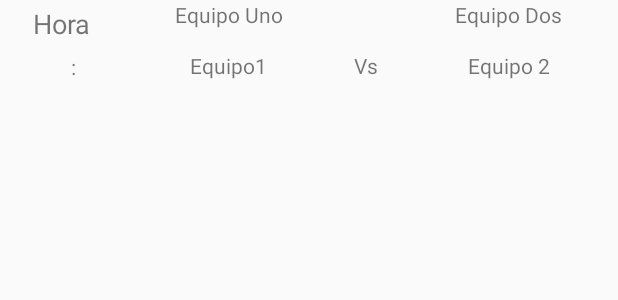
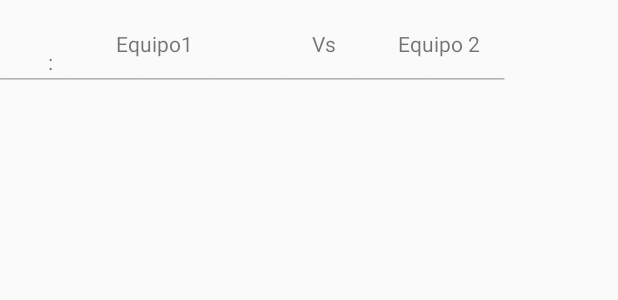
Before and after one commit to klebergue22/PulpoV1, an Android app: the layout partido_item_rv.xml on its own in the app's theme, with its tools: preview values and no code run, on a phone screen of 412 x 824 dp. Shown: the top 300 px of the screen. Run offline under Robolectric (Android 15) with nearby library versions, the phone set to English and light mode, and no system bars.

Commit message:
Se modifica las posiciones y se cambia los id de los componentes graficos del partido para que sea mas claro se elimina el metodo que se encontraba demas en el Singleton

```diff
--- a/app/src/main/java/com/cmc/pulpov1/activities/TabsActivity.java
+++ b/app/src/main/java/com/cmc/pulpov1/activities/TabsActivity.java
@@ -112,7 +112,7 @@ public class TabsActivity extends AppCompatActivity {
 
 
     private void navNuevoEquipo() {
-        Intent intent = new Intent(this, CalendarioActivity.class);
+        Intent intent = new Intent(this, CrearEquipoActivity.class);
         startActivity(intent);
     }
 
--- a/app/src/main/java/com/cmc/pulpov1/adapters/PartidoAdapter.java
+++ b/app/src/main/java/com/cmc/pulpov1/adapters/PartidoAdapter.java
@@ -53,11 +53,11 @@ public class PartidoAdapter extends ArrayAdapter<Partido> {
         Partido partidoActual = partidos.get(position);
         tvEquipo1 = viewItem.findViewById(R.id.txEquipo1);
         tvEquipo1.setText(partidoActual.getEquipoUno());
-        tvEquipo2 = viewItem.findViewById(R.id.tilteE02);
+        tvEquipo2 = viewItem.findViewById(R.id.txEquipo2);
         tvEquipo2.setText(partidoActual.getEquipoDos());
         tvHora=viewItem.findViewById(R.id.tvValorHora);
         tvHora.setText(partidoActual.getHora());
-        tvMinuto=viewItem.findViewById(R.id.tvE1);
+        tvMinuto=viewItem.findViewById(R.id.tvValorMinuto);
         tvMinuto.setText(partidoActual.getMinuto());
         return viewItem;
     }
--- a/app/src/main/java/com/cmc/pulpov1/holder/PartidoHolder.java
+++ b/app/src/main/java/com/cmc/pulpov1/holder/PartidoHolder.java
@@ -22,9 +22,9 @@ public class PartidoHolder extends RecyclerView.ViewHolder implements View.OnCli
     public PartidoHolder(View itemView) {
         super(itemView);
         tvHora = itemView.findViewById(R.id.tvValorHora);
-        tvMinuto = itemView.findViewById(R.id.tvE1);
+        tvMinuto = itemView.findViewById(R.id.tvValorMinuto);
         tvEquipo1 = itemView.findViewById(R.id.txEquipo1);
-        tvEquipo2 = itemView.findViewById(R.id.tilteE02);
+        tvEquipo2 = itemView.findViewById(R.id.txEquipo2);
         itemView.setOnClickListener(this);
     }
 
--- a/app/src/main/res/layout/partido_item_rv.xml
+++ b/app/src/main/res/layout/partido_item_rv.xml
@@ -1,160 +1,116 @@
 <?xml version="1.0" encoding="utf-8"?>
-<android.support.constraint.ConstraintLayout
-    xmlns:android="http://schemas.android.com/apk/res/android"
+<android.support.constraint.ConstraintLayout xmlns:android="http://schemas.android.com/apk/res/android"
     xmlns:app="http://schemas.android.com/apk/res-auto"
     xmlns:tools="http://schemas.android.com/tools"
     android:layout_width="match_parent"
-    android:layout_height="match_parent">
-
-    <TextView
-        android:id="@+id/tvTituloHora"
-        android:layout_width="0dp"
-        android:layout_height="27dp"
-        android:text="@string/app_fech_hora"
-        android:textAlignment="center"
-        android:textSize="18sp"
-        app:layout_constraintBottom_toTopOf="@+id/guideline13"
-        app:layout_constraintEnd_toStartOf="@+id/guideline12"
-        app:layout_constraintStart_toStartOf="parent"
-        app:layout_constraintTop_toTopOf="parent" />
+    android:layout_height="wrap_content">
 
     <TextView
         android:id="@+id/tvValorHora"
-        android:layout_width="0dp"
-        android:layout_height="0dp"
+        android:layout_width="16dp"
+        android:layout_height="16dp"
+        android:layout_marginStart="16dp"
+        android:layout_marginTop="8dp"
+        android:layout_marginBottom="8dp"
         android:width="0dp"
-        android:textSize="10sp"
+        android:textAlignment="gravity"
+        android:textSize="14sp"
         app:layout_constraintBottom_toTopOf="@+id/guideline10"
-        app:layout_constraintEnd_toStartOf="@+id/guideline9"
-        app:layout_constraintHorizontal_bias="1.0"
         app:layout_constraintStart_toStartOf="parent"
-        app:layout_constraintTop_toTopOf="@+id/guideline13" />
-
-    <android.support.constraint.Guideline
-        android:id="@+id/guideline9"
-        android:layout_width="wrap_content"
-        android:layout_height="wrap_content"
-        android:orientation="vertical"
-        android:textAlignment="center"
-        app:layout_constraintGuide_begin="41dp" />
+        app:layout_constraintTop_toTopOf="@+id/guideline9" />
 
     <android.support.constraint.Guideline
         android:id="@+id/guideline10"
         android:layout_width="wrap_content"
         android:layout_height="wrap_content"
         android:orientation="horizontal"
-        app:layout_constraintGuide_begin="55dp" />
-
-    <android.support.constraint.Guideline
-        android:id="@+id/guideline11"
-        android:layout_width="wrap_content"
-        android:layout_height="wrap_content"
-        android:orientation="vertical"
-        app:layout_constraintGuide_begin="57dp" />
+        app:layout_constraintGuide_begin="64dp" />
 
     <TextView
         android:id="@+id/textView6"
+        android:layout_width="5dp"
+        android:layout_height="16dp"
+        android:layout_marginTop="8dp"
+        android:layout_marginBottom="8dp"
+        android:text="@string/app_par_dosPuntos"
+        android:textAlignment="gravity"
+        app:layout_constraintBottom_toTopOf="@+id/guideline10"
+        app:layout_constraintStart_toEndOf="@+id/tvValorHora"
+        app:layout_constraintTop_toTopOf="@+id/guideline9" />
+
+    <TextView
+        android:id="@+id/tvValorMinuto"
         android:layout_width="16dp"
-        android:layout_height="19dp"
-        android:text="@string/app_par_dosPuntos"
+        android:layout_height="16dp"
+        android:layout_marginTop="8dp"
+        android:layout_marginBottom="8dp"
+        android:textAlignment="gravity"
+        android:textSize="14sp"
+        app:layout_constraintBottom_toTopOf="@+id/guideline10"
+        app:layout_constraintStart_toEndOf="@+id/textView6"
+        app:layout_constraintTop_toTopOf="@+id/guideline9" />
+
+    <TextView
+        android:id="@+id/txEquipo1"
+        android:layout_width="82dp"
+        android:layout_height="39dp"
+        android:layout_marginStart="24dp"
+        android:layout_marginTop="8dp"
+        android:layout_marginBottom="8dp"
+        android:inputType="textMultiLine"
+        android:text="Equipo1"
+        android:textAlignment="gravity"
+        app:layout_constraintBottom_toTopOf="@+id/guideline10"
+        app:layout_constraintStart_toEndOf="@+id/tvValorMinuto"
+        app:layout_constraintTop_toTopOf="@+id/guideline9" />
+
+    <TextView
+        android:id="@+id/etPtosE1"
+        android:layout_width="82dp"
+        android:layout_height="39dp"
+        android:layout_marginStart="16dp"
+        android:layout_marginTop="8dp"
+        android:layout_marginBottom="8dp"
+        android:text="@string/app_par_vs"
         android:textAlignment="center"
         app:layout_constraintBottom_toTopOf="@+id/guideline10"
-        app:layout_constraintEnd_toStartOf="@+id/guideline11"
-        app:layout_constraintStart_toStartOf="@+id/guideline9"
-        app:layout_constraintTop_toTopOf="@+id/guideline13" />
+        app:layout_constraintStart_toEndOf="@+id/txEquipo1"
+        app:layout_constraintTop_toTopOf="@+id/guideline9" />
+
+    <TextView
+        android:id="@+id/txEquipo2"
+        android:layout_width="82dp"
+        android:layout_height="39dp"
+        android:layout_marginStart="8dp"
+        android:layout_marginTop="8dp"
+        android:layout_marginEnd="85dp"
+        android:layout_marginBottom="8dp"
+        android:inputType="textMultiLine"
+        android:text="Equipo 2"
+        android:textAlignment="gravity"
+        app:layout_constraintBottom_toTopOf="@+id/guideline10"
+        app:layout_constraintEnd_toEndOf="parent"
+        app:layout_constraintHorizontal_bias="0.0"
+        app:layout_constraintStart_toEndOf="@+id/etPtosE1"
+        app:layout_constraintTop_toTopOf="@+id/guideline9" />
+
+
+    <TextView
+        android:id="@+id/textView3"
+        android:layout_width="0dp"
+        android:layout_height="wrap_content"
+        android:layout_marginBottom="8dp"
+        android:text="________________________________________________________"
+        android:textColor="@color/iconos"
+        app:layout_constraintBottom_toTopOf="@+id/guideline10"
+        app:layout_constraintEnd_toEndOf="parent"
+        app:layout_constraintStart_toStartOf="parent" />
 
     <android.support.constraint.Guideline
-        android:id="@+id/guideline12"
-        android:layout_width="wrap_content"
-        android:layout_height="wrap_content"
-        android:orientation="vertical"
-        app:layout_constraintGuide_begin="82dp" />
-
-    <TextView
-        android:id="@+id/tvE1"
-        android:layout_width="0dp"
-        android:layout_height="0dp"
-        android:textSize="10sp"
-        app:layout_constraintBottom_toTopOf="@+id/guideline10"
-        app:layout_constraintEnd_toStartOf="@+id/guideline12"
-        app:layout_constraintHorizontal_bias="0.444"
-        app:layout_constraintStart_toStartOf="@+id/guideline11"
-        app:layout_constraintTop_toTopOf="@+id/guideline13" />
-
-    <android.support.constraint.Guideline
-        android:id="@+id/guideline13"
+        android:id="@+id/guideline9"
         android:layout_width="wrap_content"
         android:layout_height="wrap_content"
         android:orientation="horizontal"
-        app:layout_constraintGuide_begin="34dp" />
-
-    <android.support.constraint.Guideline
-        android:id="@+id/guideline14"
-        android:layout_width="wrap_content"
-        android:layout_height="wrap_content"
-        android:orientation="vertical"
-        app:layout_constraintGuide_begin="223dp" />
-
-    <android.support.constraint.Guideline
-        android:id="@+id/guideline15"
-        android:layout_width="wrap_content"
-        android:layout_height="wrap_content"
-        android:orientation="vertical"
-        app:layout_constraintGuide_begin="266dp" />
-
-    <TextView
-        android:id="@+id/txEquipo1"
-        android:layout_width="0dp"
-        android:layout_height="0dp"
-        android:text="Equipo1"
-        android:textAlignment="center"
-        app:layout_constraintBottom_toTopOf="@+id/guideline10"
-        app:layout_constraintEnd_toStartOf="@+id/guideline14"
-        app:layout_constraintStart_toEndOf="@+id/tvE1"
-        app:layout_constraintTop_toTopOf="@+id/guideline13" />
-
-    <TextView
-        android:id="@+id/etPtosE1"
-        android:layout_width="0dp"
-        android:layout_height="0dp"
-        android:text="@string/app_par_vs"
-        android:textAlignment="center"
-        app:layout_constraintBottom_toTopOf="@+id/guideline10"
-        app:layout_constraintEnd_toStartOf="@+id/guideline15"
-        app:layout_constraintStart_toStartOf="@+id/guideline14"
-        app:layout_constraintTop_toTopOf="@+id/guideline13" />
-
-    <TextView
-        android:id="@+id/tilteE02"
-        android:layout_width="0dp"
-        android:layout_height="0dp"
-        android:text="Equipo 2"
-        android:textAlignment="center"
-        app:layout_constraintBottom_toTopOf="@+id/guideline10"
-        app:layout_constraintEnd_toEndOf="parent"
-        app:layout_constraintStart_toStartOf="@+id/guideline15"
-        app:layout_constraintTop_toTopOf="@+id/guideline13" />
-
-    <TextView
-        android:id="@+id/titleE1"
-        android:layout_width="0dp"
-        android:layout_height="0dp"
-        android:text="Equipo Uno"
-        android:textAlignment="center"
-        app:layout_constraintBottom_toTopOf="@+id/guideline13"
-        app:layout_constraintEnd_toStartOf="@+id/guideline14"
-        app:layout_constraintStart_toStartOf="@+id/guideline12"
-        app:layout_constraintTop_toTopOf="parent" />
-
-    <TextView
-        android:id="@+id/titleE2"
-        android:layout_width="0dp"
-        android:layout_height="0dp"
-        android:text="Equipo Dos"
-        android:textAlignment="center"
-        app:layout_constraintBottom_toTopOf="@+id/guideline13"
-        app:layout_constraintEnd_toEndOf="parent"
-        app:layout_constraintStart_toStartOf="@+id/guideline15"
-        app:layout_constraintTop_toTopOf="parent" />
+        app:layout_constraintGuide_begin="14dp" />
 
 </android.support.constraint.ConstraintLayout>
```
Also changed, not shown: app/src/main/java/com/cmc/pulpov1/PulpoSingleton.java (+4 -70 lines), app/src/main/java/com/cmc/pulpov1/adapters/PartidoRecyclerViewAdapter.java (+3 -4 lines), app/src/main/res/layout/resultado_item_rv.xml (+37 -43 lines).
